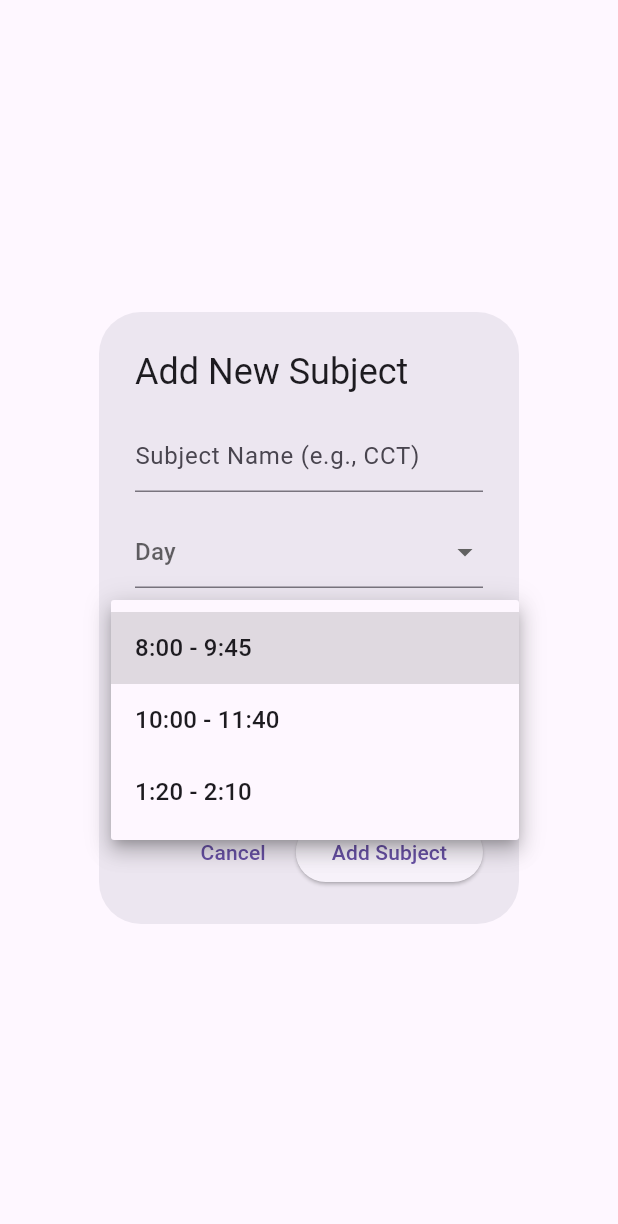
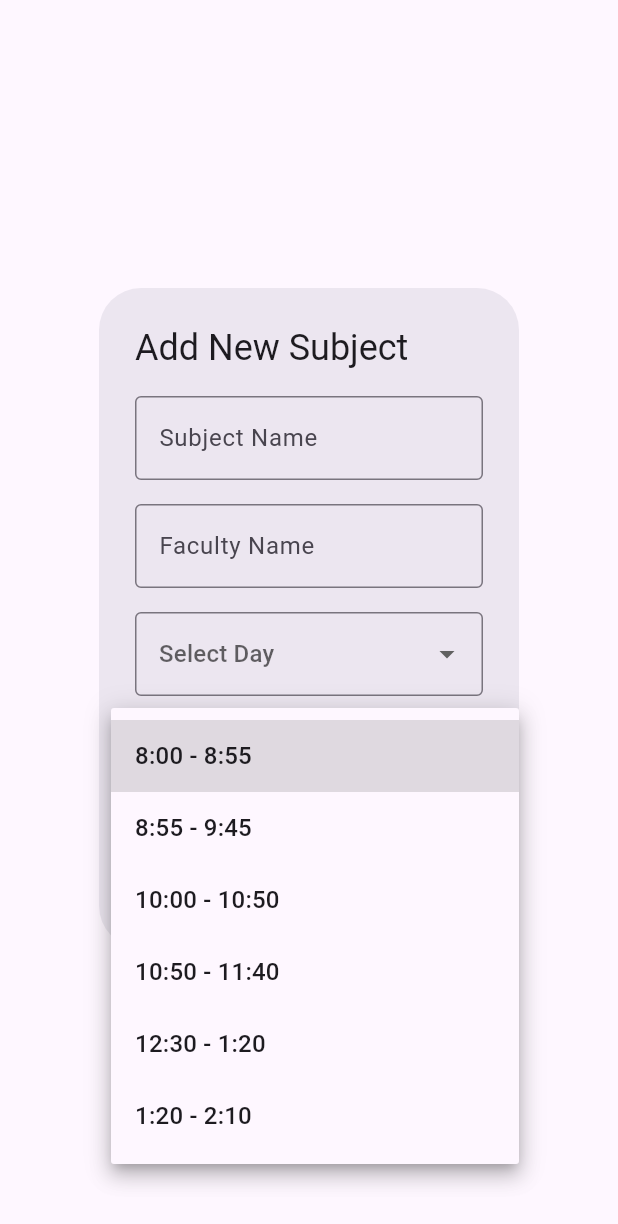
Before and after one commit to Vishwarajsinh7/SmartAbsent, a Flutter app: the AddSubjectDialog widget shown alone on an empty page, opened directly, after a tap on "Select Time Slot", on a phone screen of 412 x 824 dp. Shown: the top 1224 px of the screen. Run offline on Flutter 3.47's test engine with Material 3 defaults, Android fonts, the phone set to English and light mode, and no system bars; our stand-ins replace cloud_firestore, dotted_border; accounts and stored records are empty; Roboto replaces fonts that are missing (Poppins).

Commit message:
updated add subject dialog box

```diff
--- a/lib/widget/add_subject_dialog.dart
+++ b/lib/widget/add_subject_dialog.dart
@@ -1,10 +1,16 @@
-// In a new file: lib/add_subject_dialog.dart
-
+import 'package:cloud_firestore/cloud_firestore.dart';
 import 'package:flutter/material.dart';
-import 'package:flutter_application_1/data/timetable_model.dart';
 
 class AddSubjectDialog extends StatefulWidget {
-  const AddSubjectDialog({super.key});
+  // We add these two variables so the screen can pass data to the dialog
+  final String? docId;
+  final Map<String, dynamic>? subjectToEdit;
+
+  const AddSubjectDialog({
+    super.key,
+    this.docId,
+    this.subjectToEdit,
+  });
 
   @override
   State<AddSubjectDialog> createState() => _AddSubjectDialogState();
@@ -12,29 +18,82 @@ class AddSubjectDialog extends StatefulWidget {
 
 class _AddSubjectDialogState extends State<AddSubjectDialog> {
   final _subjectNameController = TextEditingController();
+  final _facultyNameController = TextEditingController();
+
   String? _selectedDay;
   String? _selectedTimeSlot;
-  String? _selectedFaculty;
+  bool _isLoading = false;
 
-  // Sample data for our dropdowns
-  final List<String> _days = [
-    'Monday',
-    'Tuesday',
-    'Wednesday',
-    'Thursday',
-    'Friday',
-  ];
-  final List<String> _timeSlots = [
-    '8:00 - 9:45',
-    '10:00 - 11:40',
-    '1:20 - 2:10',
-  ];
-  final List<String> _faculties = ['VD', 'OS', 'SJ', 'MS', 'Krishnamurti'];
+  final List<String> _days = ['Monday', 'Tuesday', 'Wednesday', 'Thursday', 'Friday', 'Saturday'];
+  final List<String> _timeSlots = ['8:00 - 8:55', '8:55 - 9:45', '10:00 - 10:50', '10:50 - 11:40', '12:30 - 1:20', '1:20 - 2:10'];
+
+  @override
+  void initState() {
+    super.initState();
+    // Check if we are in "Edit Mode"
+    if (widget.subjectToEdit != null) {
+      // Pre-fill the form with existing data
+      _subjectNameController.text = widget.subjectToEdit!['subjectName'] ?? '';
+      _facultyNameController.text = widget.subjectToEdit!['facultyName'] ?? '';
+      _selectedDay = widget.subjectToEdit!['day'];
+      _selectedTimeSlot = widget.subjectToEdit!['timeSlot'];
+    }
+  }
+
+  @override
+  void dispose() {
+    _subjectNameController.dispose();
+    _facultyNameController.dispose();
+    super.dispose();
+  }
+
+  Future<void> _saveToFirebase() async {
+    if (_subjectNameController.text.isEmpty ||
+        _facultyNameController.text.isEmpty ||
+        _selectedDay == null ||
+        _selectedTimeSlot == null) {
+        return;
+    }
+
+    setState(() {
+      _isLoading = true;
+    });
+
+    try {
+      final data = {
+        'subjectName': _subjectNameController.text.trim(),
+        'day': _selectedDay,
+        'timeSlot': _selectedTimeSlot,
+        'facultyName': _facultyNameController.text.trim(),
+        'timestamp': FieldValue.serverTimestamp(),
+      };
+
+      if (widget.docId == null) {
+        // Create NEW document
+        await FirebaseFirestore.instance.collection('subject').add(data);
+      } else {
+        // Update EXISTING document
+        await FirebaseFirestore.instance.collection('subject').doc(widget.docId).update(data);
+      }
+
+      if (mounted) {
+        Navigator.of(context).pop();
+      }
+    } catch (e) {
+      print("Error uploading: $e");
+    } finally {
+      if (mounted) {
+        setState(() {
+          _isLoading = false;
+        });
+      }
+    }
+  }
 
   @override
   Widget build(BuildContext context) {
     return AlertDialog(
-      title: const Text('Add New Subject'),
+      title: Text(widget.docId == null ? 'Add New Subject' : 'Edit Subject'),
       content: SingleChildScrollView(
         child: Column(
           mainAxisSize: MainAxisSize.min,
@@ -42,40 +101,40 @@ class _AddSubjectDialogState extends State<AddSubjectDialog> {
             TextField(
               controller: _subjectNameController,
               decoration: const InputDecoration(
-                hintText: 'Subject Name (e.g., CCT)',
+                labelText: 'Subject Name',
+                hintText: 'e.g., CCT',
+                border: OutlineInputBorder(),
               ),
+              textCapitalization: TextCapitalization.characters,
             ),
             const SizedBox(height: 16),
+
+            TextField(
+              controller: _facultyNameController,
+              decoration: const InputDecoration(
+                labelText: 'Faculty Name',
+                hintText: 'e.g., Arzoo Sir',
+                border: OutlineInputBorder(),
+              ),
+              textCapitalization: TextCapitalization.words,
+            ),
+            const SizedBox(height: 16),
+
             DropdownButtonFormField<String>(
               value: _selectedDay,
-              hint: const Text('Day'),
-              items: _days
-                  .map((day) => DropdownMenuItem(value: day, child: Text(day)))
-                  .toList(),
+              hint: const Text('Select Day'),
+              items: _days.map((day) => DropdownMenuItem(value: day, child: Text(day))).toList(),
               onChanged: (value) => setState(() => _selectedDay = value),
+              decoration: const InputDecoration(border: OutlineInputBorder()),
             ),
             const SizedBox(height: 16),
+
             DropdownButtonFormField<String>(
               value: _selectedTimeSlot,
               hint: const Text('Select Time Slot'),
-              items: _timeSlots
-                  .map(
-                    (slot) => DropdownMenuItem(value: slot, child: Text(slot)),
-                  )
-                  .toList(),
+              items: _timeSlots.map((slot) => DropdownMenuItem(value: slot, child: Text(slot))).toList(),
               onChanged: (value) => setState(() => _selectedTimeSlot = value),
-            ),
-            const SizedBox(height: 16),
-            DropdownButtonFormField<String>(
-              value: _selectedFaculty,
-              hint: const Text('Select Faculty'),
-              items: _faculties
-                  .map(
-                    (faculty) =>
-                        DropdownMenuItem(value: faculty, child: Text(faculty)),
-                  )
-                  .toList(),
-              onChanged: (value) => setState(() => _selectedFaculty = value),
+              decoration: const InputDecoration(border: OutlineInputBorder()),
             ),
           ],
         ),
@@ -83,26 +142,13 @@ class _AddSubjectDialogState extends State<AddSubjectDialog> {
       actions: [
         TextButton(
           onPressed: () => Navigator.of(context).pop(),
-          child: const Text('Cancel'),
+          child: const Text('Cancel')
         ),
         ElevatedButton(
-          onPressed: () {
-            // Check if all fields are filled
-            if (_subjectNameController.text.isNotEmpty &&
-                _selectedDay != null &&
-                _selectedTimeSlot != null &&
-                _selectedFaculty != null) {
-              final newEntry = TimetableEntry(
-                subjectName: _subjectNameController.text,
-                day: _selectedDay!,
-                timeSlot: _selectedTimeSlot!,
-                faculty: _selectedFaculty!,
-              );
-              // Send the new entry back to the main screen
-              Navigator.of(context).pop(newEntry);
-            }
-          },
-          child: const Text('Add Subject'),
+          onPressed: _isLoading ? null : _saveToFirebase,
+          child: _isLoading
+            ? const SizedBox(height: 16, width: 16, child: CircularProgressIndicator(strokeWidth: 2))
+            : Text(widget.docId == null ? 'Add' : 'Update'),
         ),
       ],
     );
```
